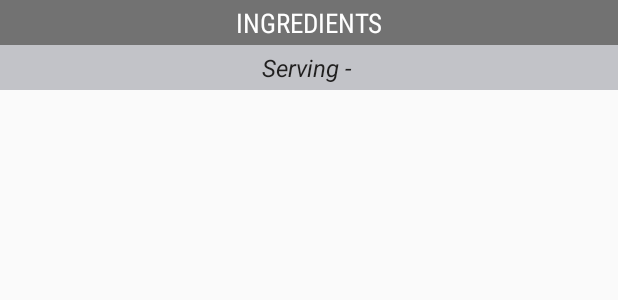
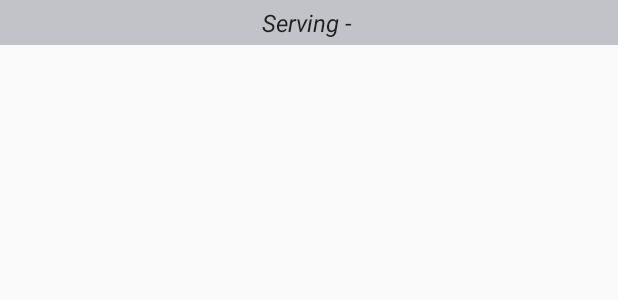
Before and after one commit to bl19ue/FoodukateAndroid, an Android app: the layout fragment_ingredients.xml on its own in the app's theme, with its tools: preview values and no code run, on a phone screen of 412 x 824 dp. Shown: the top 300 px of the screen. Run offline under Robolectric (Android 15) with nearby library versions, the phone set to English and light mode, and no system bars.

Commit message:
Added Sliding Tab Layout to Recipe Detail

```diff
--- a/app/src/main/java/com/app/foodukate/recipe/RecipeDetailActivity.java
+++ b/app/src/main/java/com/app/foodukate/recipe/RecipeDetailActivity.java
@@ -1,5 +1,6 @@
 package com.app.foodukate.recipe;
 
+import android.support.design.widget.TabLayout;
 import android.support.v4.view.ViewPager;
 import android.os.Bundle;
 import android.util.Log;
@@ -91,7 +92,9 @@ public class RecipeDetailActivity extends BaseActivity implements View.OnClickLi
                             new RecipeDetailPagerAdapter(getSupportFragmentManager(), bundle);
 
                     ViewPager viewPager = (ViewPager) findViewById(R.id.recipe_detail_swipe);
+                    TabLayout tabs = (TabLayout) findViewById(R.id.tabs);
                     viewPager.setAdapter(recipeDetailPagerAdapter);
+                    tabs.setupWithViewPager(viewPager);
 
                 } catch (IOException e) {
                     Log.e(TAG, "handleResponse: IOException: " + e.getMessage());
--- a/app/src/main/res/layout/fragment_ingredients.xml
+++ b/app/src/main/res/layout/fragment_ingredients.xml
@@ -5,23 +5,9 @@
     tools:context="com.app.foodukate.recipe.details.IngredientsFragment">
 
     <TextView
-        android:id="@+id/ingredients_header"
-        android:layout_width="match_parent"
-        android:layout_height="30dp"
-        android:background="@color/fragmentsHeaderTextBackground"
-        android:gravity="center"
-        android:text="INGREDIENTS"
-        android:textColor="@color/white"
-        android:textScaleX="1"
-        android:textSize="18sp"
-        android:typeface="sans"
-        android:fontFamily="sans-serif-condensed"/>
-
-    <TextView
         android:id="@+id/ingredients_servings"
         android:layout_width="match_parent"
         android:layout_height="30dp"
-        android:layout_below="@id/ingredients_header"
         android:gravity="center"
         android:background="@color/gray"
         android:text="Serving - "
```
Also changed, not shown: app/src/main/java/com/app/foodukate/recipe/RecipeDetailPagerAdapter.java (+20 -0 lines), app/src/main/res/layout/content_recipe_detail.xml (+14 -1 lines), app/src/main/res/layout/fragment_nutrition.xml (+0 -14 lines), app/src/main/res/layout/fragment_recipe.xml (+0 -13 lines).
